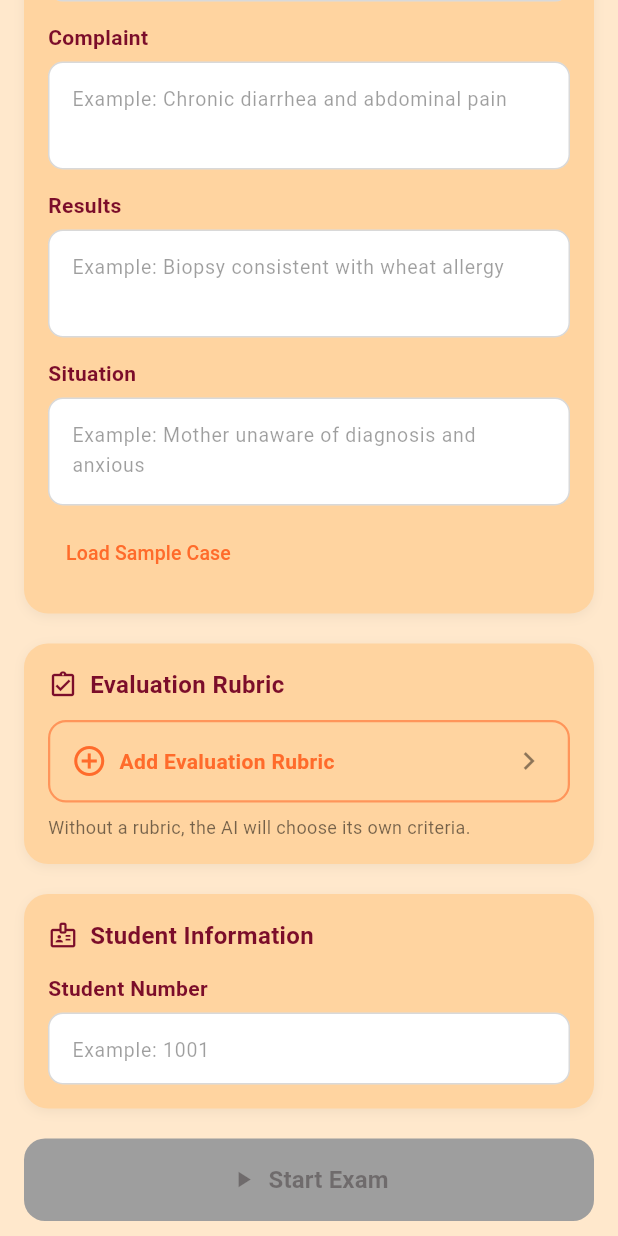
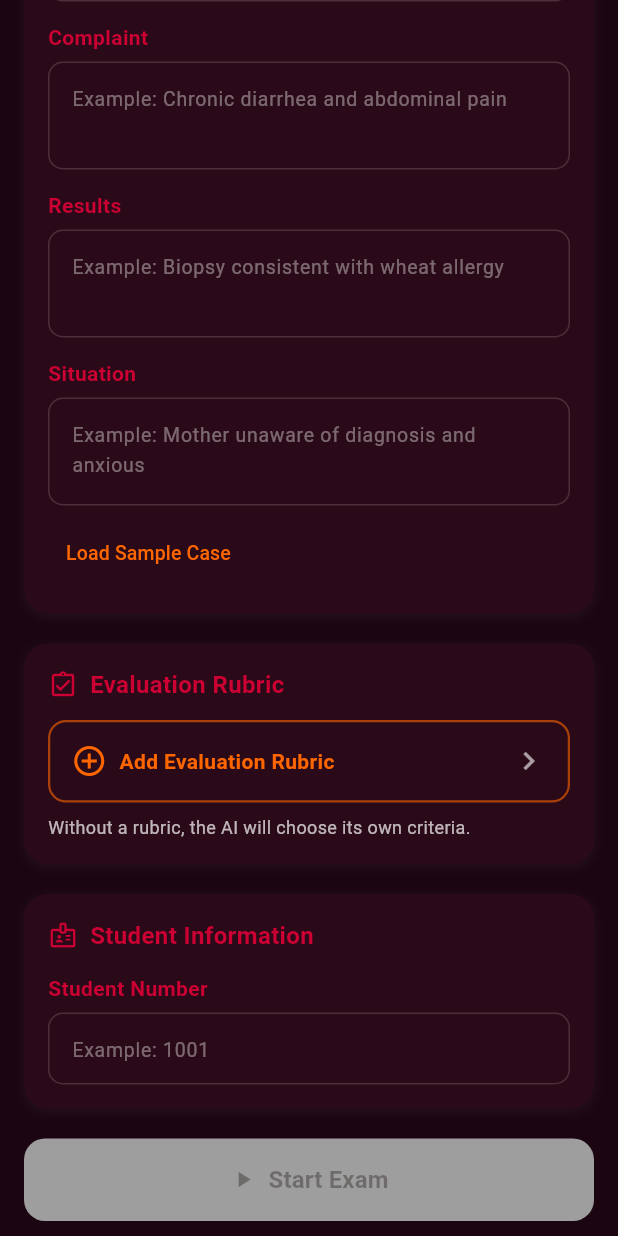
Before and after one commit to SadeemR/osce-flutter-app, a Flutter app: the screen it shows after launch, scrolled down 576 dp, on a phone screen of 412 x 824 dp. Run offline on Flutter 3.47's test engine with Material 3 defaults, Android fonts, the phone set to English and light mode, and no system bars; our stand-ins replace file_picker, google_fonts, share_plus, shared_preferences; missing offline and left inert: syncfusion_flutter_pdf; Roboto replaces fonts that are missing (Ibm Plex Sans Arabic).

Commit message:
feat: full dark theme with vivid colors

```diff
--- a/lib/screens/case_input_screen.dart
+++ b/lib/screens/case_input_screen.dart
@@ -336,7 +336,7 @@ Future<void> _submit() async {
                                 ? s.serverParsed
                                 : s.locallyExtracted,
                             style: const TextStyle(
-                                fontSize: 12, color: Colors.black54)),
+                                fontSize: 12, color: Colors.white70)),
                       ],
                     ),
                   ),
@@ -369,7 +369,7 @@ Future<void> _submit() async {
                             fontWeight: FontWeight.w600)),
                     const Spacer(),
                     const Text('PDF · TXT · CSV · JSON',
-                        style: TextStyle(fontSize: 11, color: Colors.black45)),
+                        style: TextStyle(fontSize: 11, color: Colors.white60)),
                   ],
                 ),
               ),
@@ -381,7 +381,7 @@ Future<void> _submit() async {
           ],
           const SizedBox(height: 8),
           Text(s.orFillManually,
-              style: const TextStyle(fontSize: 12, color: Colors.black54)),
+              style: const TextStyle(fontSize: 12, color: Colors.white70)),
         ],
       ),
     );
@@ -398,7 +398,7 @@ Future<void> _submit() async {
                   style: const TextStyle(fontWeight: FontWeight.w600, fontSize: 14)),
               const Spacer(),
               Text(s.optionalWithFile,
-                  style: const TextStyle(fontSize: 12, color: Colors.black54)),
+                  style: const TextStyle(fontSize: 12, color: Colors.white70)),
             ],
           ),
           const SizedBox(height: 14),
@@ -438,7 +438,7 @@ Future<void> _submit() async {
             Container(
               padding: const EdgeInsets.all(12),
               decoration: BoxDecoration(
-                color: AppColors.ratingGreen.withValues(alpha: 0.08),
+                color: AppColors.ratingGreen.withValues(alpha: 0.2),
                 borderRadius: BorderRadius.circular(12),
               ),
               child: Row(
@@ -456,7 +456,7 @@ Future<void> _submit() async {
                             maxLines: 1,
                             overflow: TextOverflow.ellipsis,
                             style: const TextStyle(
-                                fontSize: 12, color: Colors.black54)),
+                                fontSize: 12, color: Colors.white70)),
                       ],
                     ),
                   ),
@@ -491,7 +491,7 @@ Future<void> _submit() async {
                             color: AppColors.apricot,
                             fontWeight: FontWeight.w600)),
                     const Spacer(),
-                    const Icon(Icons.chevron_right, color: Colors.black45),
+                    const Icon(Icons.chevron_right, color: Colors.white60),
                   ],
                 ),
               ),
@@ -499,7 +499,7 @@ Future<void> _submit() async {
           if (active == null) ...[
             const SizedBox(height: 8),
             Text(s.noRubricNote,
-                style: const TextStyle(fontSize: 12, color: Colors.black54)),
+                style: const TextStyle(fontSize: 12, color: Colors.white70)),
           ],
         ],
       ),
--- a/lib/screens/preparation_screen.dart
+++ b/lib/screens/preparation_screen.dart
@@ -141,7 +141,7 @@ class _PreparationScreenState extends State<PreparationScreen> {
               style: const TextStyle(
                   fontSize: 12,
                   fontStyle: FontStyle.italic,
-                  color: Colors.black54)),
+                  color: Colors.white70)),
         ],
       ),
     );
@@ -237,7 +237,7 @@ class _InfoRow extends StatelessWidget {
           const SizedBox(width: 6),
           Expanded(
             child: Text(value,
-                style: const TextStyle(color: Colors.black54)),
+                style: const TextStyle(color: Colors.white70)),
           ),
         ],
       ),
--- a/lib/theme/app_theme.dart
+++ b/lib/theme/app_theme.dart
@@ -1,37 +1,36 @@
 import 'package:flutter/material.dart';
 
 class AppColors {
-  // اللوحة الأساسية
-  static const burgundy = Color(0xFF7B0D2A);
-  static const burgundyLight = Color(0xFFA01535);
-  static const burgundyMid = Color(0xFFD42B4A);
-  static const apricot = Color(0xFFFF6B2B);
-  static const apricotLight = Color(0xFFFF9A55);
-  static const apricotPale = Color(0xFFFFCC99);
+  static const burgundy = Color(0xFFCC0033);
+  static const burgundyLight = Color(0xFFEE1144);
+  static const burgundyMid = Color(0xFFFF3355);
+  static const apricot = Color(0xFFFF6600);
+  static const apricotLight = Color(0xFFFF8833);
+  static const apricotPale = Color(0xFFFF4400);
 
   static const brandPrimary = burgundy;
   static const brandAccent = apricot;
-  static const brandSurface = apricotPale;
+  static const brandSurface = Color(0xFF2A0A12);
 
-  // خلفيات
-  static const burgundyBackground = Color(0xFFFFCCD8);
-  static const offWhiteCream = Color(0xFFFFE8CC);
-  static const cardCream = Color(0xFFFFD4A0);
+  // Dark backgrounds
+  static const burgundyBackground = Color(0xFF120308);
+  static const offWhiteCream = Color(0xFF1A0510);
+  static const cardCream = Color(0xFF2A0A18);
 
   static const heroGradient = LinearGradient(
     begin: Alignment.topLeft,
     end: Alignment.bottomRight,
     colors: [
-      Color(0xFF2D0510),
-      Color(0xFF7B0D2A),
-      Color(0xFFB01F3A),
-      Color(0xFFD94030),
-      Color(0xFFFF6B2B),
+      Color(0xFF0A0205),
+      Color(0xFF3D0815),
+      Color(0xFF7A0F28),
+      Color(0xFFBB2020),
+      Color(0xFFFF6600),
     ],
   );
 
-  static const ratingGreen = Color(0xFF1E8C4A);
+  static const ratingGreen = Color(0xFF00DD66);
   static const ratingBlue = brandPrimary;
   static const ratingOrange = apricot;
-  static const ratingRed = Color(0xFFCC1A1A);
+  static const ratingRed = Color(0xFFFF2200);
 }
--- a/lib/widgets/common.dart
+++ b/lib/widgets/common.dart
@@ -17,7 +17,7 @@ class CardContainer extends StatelessWidget {
         borderRadius: BorderRadius.circular(16),
         boxShadow: [
           BoxShadow(
-            color: Colors.black.withValues(alpha: 0.05),
+            color: Colors.white.withValues(alpha: 0.05),
             blurRadius: 6,
             offset: const Offset(0, 2),
           ),
@@ -63,6 +63,7 @@ class CaseFormField extends StatelessWidget {
         ),
         TextField(
           controller: controller,
+          style: const TextStyle(color: Colors.white),
           minLines: isMultiline ? 2 : 1,
           maxLines: isMultiline ? 5 : 1,
           keyboardType: keyboardType ??
@@ -72,18 +73,18 @@ class CaseFormField extends StatelessWidget {
           onSubmitted: onSubmitted != null ? (_) => onSubmitted!() : null,
           decoration: InputDecoration(
             hintText: placeholder,
-            hintStyle: const TextStyle(fontSize: 13, color: Colors.black38),
+            hintStyle: const TextStyle(fontSize: 13, color: Colors.white38),
             filled: true,
-            fillColor: Colors.white,
+            fillColor: AppColors.cardCream,
             contentPadding:
                 const EdgeInsets.symmetric(horizontal: 12, vertical: 12),
             border: OutlineInputBorder(
               borderRadius: BorderRadius.circular(10),
-              borderSide: BorderSide(color: Colors.black.withValues(alpha: 0.15)),
+              borderSide: BorderSide(color: Colors.white.withValues(alpha: 0.15)),
             ),
             enabledBorder: OutlineInputBorder(
               borderRadius: BorderRadius.circular(10),
-              borderSide: BorderSide(color: Colors.black.withValues(alpha: 0.15)),
+              borderSide: BorderSide(color: Colors.white.withValues(alpha: 0.15)),
             ),
             focusedBorder: OutlineInputBorder(
               borderRadius: BorderRadius.circular(10),
```
Also changed, not shown: lib/screens/evaluation_screen.dart (+14 -14 lines), lib/screens/rubric_library_screen.dart (+13 -13 lines), lib/screens/settings_screen.dart (+5 -5 lines), lib/screens/simulation_screen.dart (+11 -10 lines).
